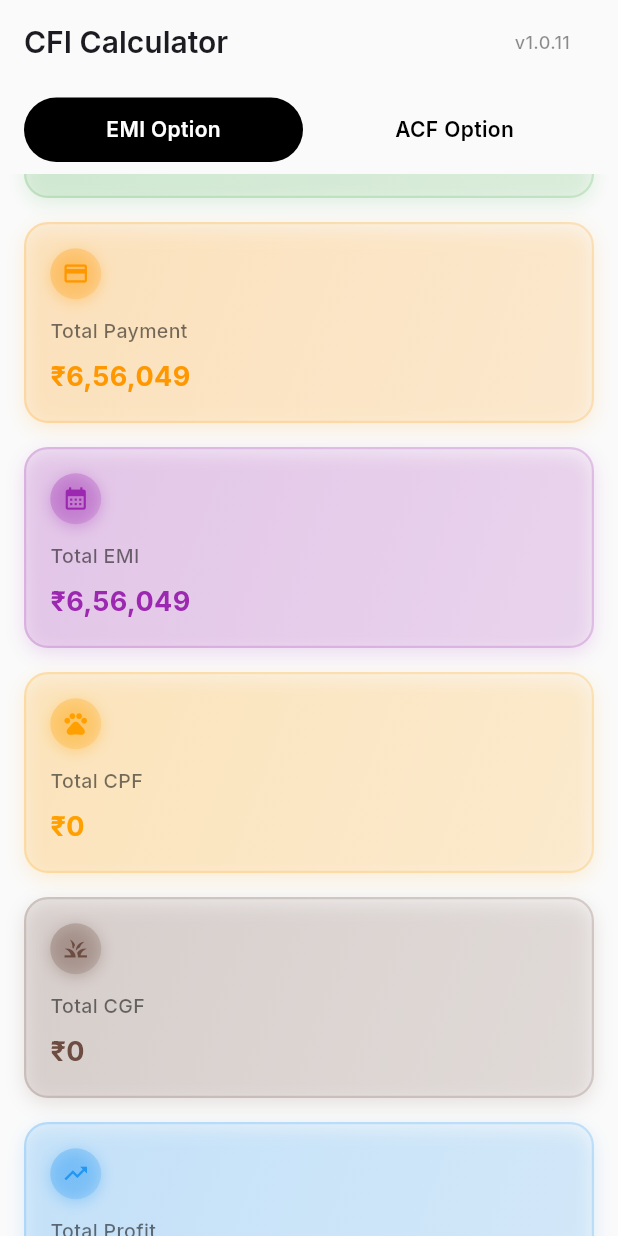
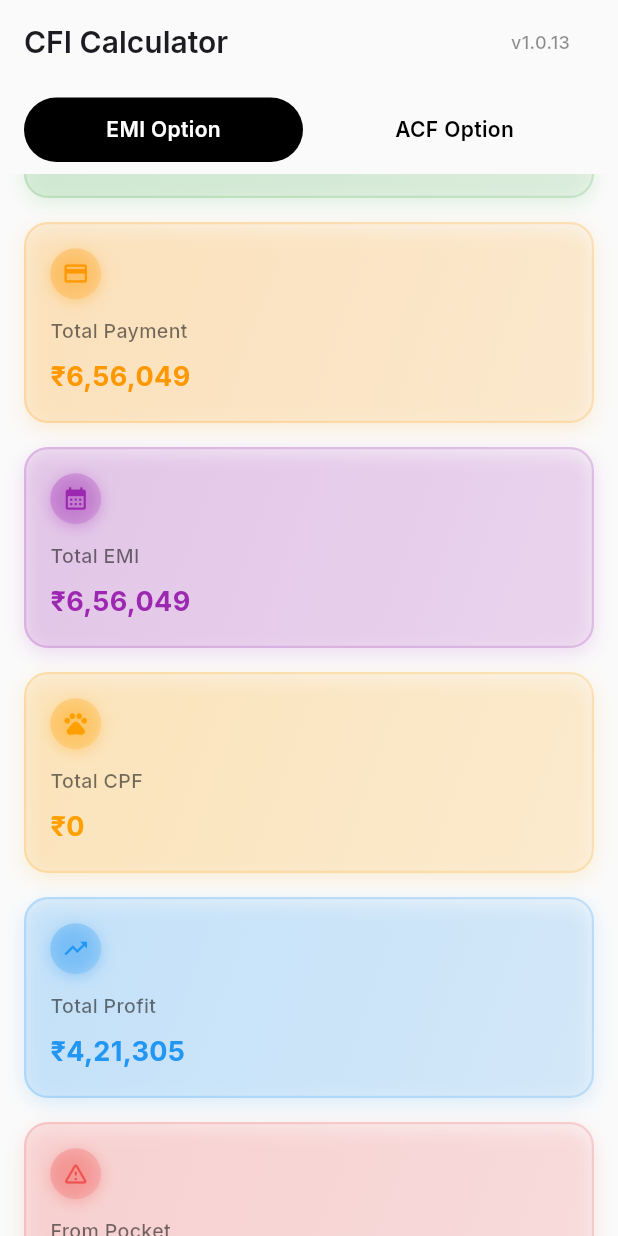
Before and after one commit to gopi-markwave/emi_calculator, a Flutter app: the screen it shows after launch, scrolled down 2880 dp, on a phone screen of 412 x 824 dp. Run offline on Flutter 3.47's test engine with Material 3 defaults, Android fonts, the phone set to English and light mode, and no system bars; our stand-ins replace fl_chart, flutter_animate, flutter_riverpod, google_fonts, syncfusion_flutter_datagrid, syncfusion_flutter_sliders; missing offline and left inert: file_saver, syncfusion_flutter_core, syncfusion_flutter_pdf, syncfusion_flutter_xlsio; network calls fail.

Commit message:
commented cgf

```diff
--- a/lib/calculator/providers/emi_provider.dart
+++ b/lib/calculator/providers/emi_provider.dart
@@ -876,9 +876,13 @@ class EmiNotifier extends ChangeNotifier {
     // Use sustainable config solver so that if more capital is required to
     // avoid any loss, the amount is automatically increased (and rate lowered
     // if possible) until the schedule is self-sustaining.
+
+    // Attempt to restore rate to at least 18% if the new budget allows it.
+    final double targetRate = _state.rate < 18.0 ? 18.0 : _state.rate;
+
     final result = _solveForSustainableConfig(
       units: impliedUnits, // Use the new implied units
-      currentRate: _state.rate,
+      currentRate: targetRate, // Try to fetch high rate first
       currentAmount: desired,
       tenureMonths: _state.months,
       cpfEnabled: _state.cpfEnabled,
@@ -1483,7 +1487,6 @@ class EmiNotifier extends ChangeNotifier {
         isYearly ? 'Year' : 'Month': row.month,
         isYearly ? 'EMI (Yearly)' : 'EMI (Monthly)': row.emi.round(),
         isYearly ? 'CPF (Yearly)' : 'CPF (Monthly)': row.cpf.round(),
-        isYearly ? 'CGF (Yearly)' : 'CGF (Monthly)': row.cgf.round(),
         'Revenue': row.revenue.round(),
         'Payment': (row.emi + row.cpf + row.cgf).round(),
         'Debit From Balance':
--- a/lib/calculator/widgets/amortization_table.dart
+++ b/lib/calculator/widgets/amortization_table.dart
@@ -235,12 +235,6 @@ class _AmortizationTableState extends ConsumerState<AmortizationTable> {
                           ),
                         ),
                         GridColumn(
-                          columnName: 'cgf',
-                          label: _buildHeader(
-                            isYearly ? "CGF (Yearly)" : "CGF (Monthly)",
-                          ),
-                        ),
-                        GridColumn(
                           columnName: 'revenue',
                           label: _buildHeader("Revenue"),
                         ),
@@ -359,13 +353,6 @@ class _AmortizationTableState extends ConsumerState<AmortizationTable> {
         value: totalCpf,
         color: Colors.amber.shade700,
         icon: Icons.pets,
-        width: cardWidth,
-      ),
-      _buildTotalCard(
-        title: 'Total CGF',
-        value: totalCgf,
-        color: Colors.brown.shade600,
-        icon: Icons.grass, // Grass/Feed icon for CGF
         width: cardWidth,
       ),
       _buildTotalCard(
@@ -603,7 +590,6 @@ class AmortizationDataSource extends DataGridSource {
           DataGridCell<int>(columnName: 'month', value: row.month),
           DataGridCell<double>(columnName: 'emi', value: row.emi),
           DataGridCell<double>(columnName: 'cpf', value: row.cpf),
-          DataGridCell<double>(columnName: 'cgf', value: row.cgf),
           DataGridCell<double>(columnName: 'revenue', value: row.revenue),
           DataGridCell<double>(
             columnName: 'payment',
--- a/lib/main.dart
+++ b/lib/main.dart
@@ -94,7 +94,7 @@ class _MainScreenState extends ConsumerState<MainScreen> {
           Padding(
             padding: const EdgeInsets.only(right: 16),
             child: Text(
-              'v1.0.11',
+              'v1.0.13',
               style: GoogleFonts.inter(
                 fontSize: 12,
                 color: Theme.of(context).colorScheme.onSurface.withOpacity(0.5),
```
